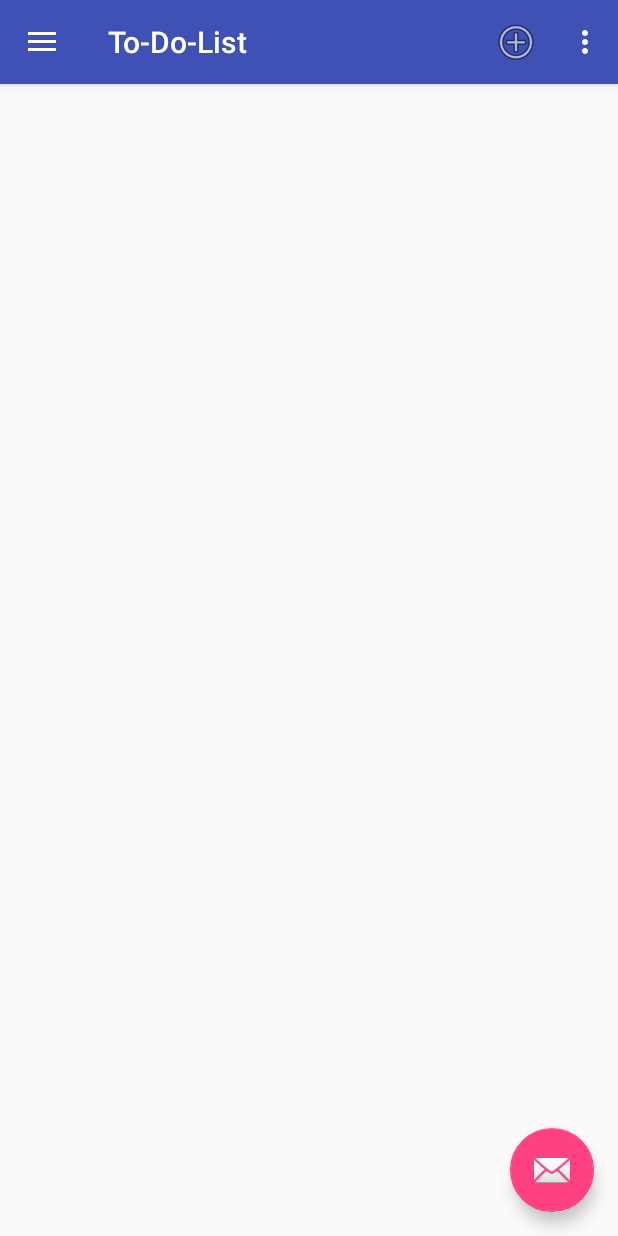
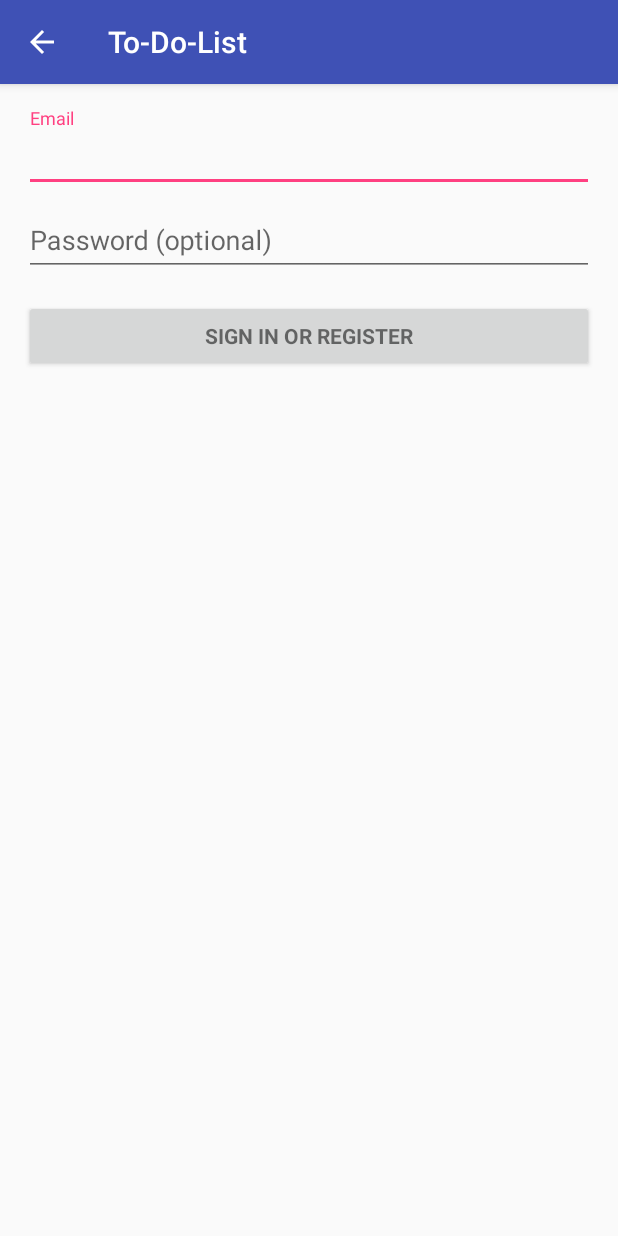
Before and after one commit to HakanAkkurt/To-Do-List, an Android app: the screen it shows after launch (MainActivity before the commit, LoginActivity after it), on a phone screen of 412 x 824 dp. Run offline under Robolectric (Android 15) with nearby library versions, the phone set to English and light mode, and no system bars; 2 statements that could not run were skipped.

Commit message:
Initial Commit

```diff
--- /dev/null
+++ b/app/src/main/java/hakan_akkurt_matthias_will/de/to_do_list/LoginActivity.java
@@ -0,0 +1,363 @@
+package hakan_akkurt_matthias_will.de.to_do_list;
+
+import android.animation.Animator;
+import android.animation.AnimatorListenerAdapter;
+import android.annotation.TargetApi;
+import android.content.Intent;
+import android.content.pm.PackageManager;
+import android.support.annotation.NonNull;
+import android.support.design.widget.Snackbar;
+import android.support.v7.app.AppCompatActivity;
+import android.app.LoaderManager.LoaderCallbacks;
+
+import android.content.CursorLoader;
+import android.content.Loader;
+import android.database.Cursor;
+import android.net.Uri;
+import android.os.AsyncTask;
+
+import android.os.Build;
+import android.os.Bundle;
+import android.provider.ContactsContract;
+import android.text.TextUtils;
+import android.view.KeyEvent;
+import android.view.View;
+import android.view.View.OnClickListener;
+import android.view.inputmethod.EditorInfo;
+import android.widget.ArrayAdapter;
+import android.widget.AutoCompleteTextView;
+import android.widget.Button;
+import android.widget.EditText;
+import android.widget.TextView;
+
+import java.util.ArrayList;
+import java.util.List;
+
+import static android.Manifest.permission.READ_CONTACTS;
+
+/**
+ * A login screen that offers login via email/password.
+ */
+public class LoginActivity extends AppCompatActivity implements LoaderCallbacks<Cursor> {
+
+    /**
+     * Id to identity READ_CONTACTS permission request.
+     */
+    private static final int REQUEST_READ_CONTACTS = 0;
+
+    /**
+     * A dummy authentication store containing known user names and passwords.
+     * TODO: remove after connecting to a real authentication system.
+     */
+    private static final String[] DUMMY_CREDENTIALS = new String[]{
+            "foo@example.com:hello", "bar@example.com:world"
+    };
+    /**
+     * Keep track of the login task to ensure we can cancel it if requested.
+     */
+    private UserLoginTask mAuthTask = null;
+
+    // UI references.
+    private AutoCompleteTextView mEmailView;
+    private EditText mPasswordView;
+    private View mProgressView;
+    private View mLoginFormView;
+
+    @Override
+    protected void onCreate(Bundle savedInstanceState) {
+        super.onCreate(savedInstanceState);
+        setContentView(R.layout.activity_login);
+        setupActionBar();
+        // Set up the login form.
+        mEmailView = (AutoCompleteTextView) findViewById(R.id.email);
+        populateAutoComplete();
+
+        mPasswordView = (EditText) findViewById(R.id.password);
+        mPasswordView.setOnEditorActionListener(new TextView.OnEditorActionListener() {
+            @Override
+            public boolean onEditorAction(TextView textView, int id, KeyEvent keyEvent) {
+                if (id == R.id.login || id == EditorInfo.IME_NULL) {
+                    attemptLogin();
+                    return true;
+                }
+                return false;
+            }
+        });
+
+        Button mEmailSignInButton = (Button) findViewById(R.id.email_sign_in_button);
+        mEmailSignInButton.setOnClickListener(new OnClickListener() {
+            @Override
+            public void onClick(View view) {
+                attemptLogin();
+            }
+        });
+
+        mLoginFormView = findViewById(R.id.login_form);
+        mProgressView = findViewById(R.id.login_progress);
+    }
+
+    private void populateAutoComplete() {
+        if (!mayRequestContacts()) {
+            return;
+        }
+
+        getLoaderManager().initLoader(0, null, this);
+    }
+
+    private boolean mayRequestContacts() {
+        if (Build.VERSION.SDK_INT < Build.VERSION_CODES.M) {
+            return true;
+        }
+        if (checkSelfPermission(READ_CONTACTS) == PackageManager.PERMISSION_GRANTED) {
+            return true;
+        }
+        if (shouldShowRequestPermissionRationale(READ_CONTACTS)) {
+            Snackbar.make(mEmailView, R.string.permission_rationale, Snackbar.LENGTH_INDEFINITE)
+                    .setAction(android.R.string.ok, new View.OnClickListener() {
+                        @Override
+                        @TargetApi(Build.VERSION_CODES.M)
+                        public void onClick(View v) {
+                            requestPermissions(new String[]{READ_CONTACTS}, REQUEST_READ_CONTACTS);
+                        }
+                    });
+        } else {
+            requestPermissions(new String[]{READ_CONTACTS}, REQUEST_READ_CONTACTS);
+        }
+        return false;
+    }
+
+    /**
+     * Callback received when a permissions request has been completed.
+     */
+    @Override
+    public void onRequestPermissionsResult(int requestCode, @NonNull String[] permissions,
+                                           @NonNull int[] grantResults) {
+        if (requestCode == REQUEST_READ_CONTACTS) {
+            if (grantResults.length == 1 && grantResults[0] == PackageManager.PERMISSION_GRANTED) {
+                populateAutoComplete();
+            }
+        }
+    }
+
+    /**
+     * Set up the {@link android.app.ActionBar}, if the API is available.
+     */
+    @TargetApi(Build.VERSION_CODES.HONEYCOMB)
+    private void setupActionBar() {
+        if (Build.VERSION.SDK_INT >= Build.VERSION_CODES.HONEYCOMB) {
+            // Show the Up button in the action bar.
+            getSupportActionBar().setDisplayHomeAsUpEnabled(true);
+        }
+    }
+
+    /**
+     * Attempts to sign in or register the account specified by the login form.
+     * If there are form errors (invalid email, missing fields, etc.), the
+     * errors are presented and no actual login attempt is made.
+     */
+    private void attemptLogin() {
+        if (mAuthTask != null) {
+            return;
+        }
+
+        // Reset errors.
+        mEmailView.setError(null);
+        mPasswordView.setError(null);
+
+        // Store values at the time of the login attempt.
+        String email = mEmailView.getText().toString();
+        String password = mPasswordView.getText().toString();
+
+        boolean cancel = false;
+        View focusView = null;
+
+        // Check for a valid password, if the user entered one.
+        if (!TextUtils.isEmpty(password) && !isPasswordValid(password)) {
+            mPasswordView.setError(getString(R.string.error_invalid_password));
+            focusView = mPasswordView;
+            cancel = true;
+        }
+
+        // Check for a valid email address.
+        if (TextUtils.isEmpty(email)) {
+            mEmailView.setError(getString(R.string.error_field_required));
+            focusView = mEmailView;
+            cancel = true;
+        } else if (!isEmailValid(email)) {
+            mEmailView.setError(getString(R.string.error_invalid_email));
+            focusView = mEmailView;
+            cancel = true;
+        }
+
+        if (cancel) {
+            // There was an error; don't attempt login and focus the first
+            // form field with an error.
+            focusView.requestFocus();
+        } else {
+            // Show a progress spinner, and kick off a background task to
+            // perform the user login attempt.
+            showProgress(true);
+            mAuthTask = new UserLoginTask(email, password);
+            mAuthTask.execute((Void) null);
+        }
+    }
+
+    private boolean isEmailValid(String email) {
+        //TODO: Replace this with your own logic
+        return email.contains("@");
+    }
+
+    private boolean isPasswordValid(String password) {
+        //TODO: Replace this with your own logic
+        return password.length() > 4;
+    }
+
+    /**
+     * Shows the progress UI and hides the login form.
+     */
+    @TargetApi(Build.VERSION_CODES.HONEYCOMB_MR2)
+    private void showProgress(final boolean show) {
+        // On Honeycomb MR2 we have the ViewPropertyAnimator APIs, which allow
+        // for very easy animations. If available, use these APIs to fade-in
+        // the progress spinner.
+        if (Build.VERSION.SDK_INT >= Build.VERSION_CODES.HONEYCOMB_MR2) {
+            int shortAnimTime = getResources().getInteger(android.R.integer.config_shortAnimTime);
+
+            mLoginFormView.setVisibility(show ? View.GONE : View.VISIBLE);
+            mLoginFormView.animate().setDuration(shortAnimTime).alpha(
+                    show ? 0 : 1).setListener(new AnimatorListenerAdapter() {
+                @Override
+                public void onAnimationEnd(Animator animation) {
+                    mLoginFormView.setVisibility(show ? View.GONE : View.VISIBLE);
+                }
+            });
+
+            mProgressView.setVisibility(show ? View.VISIBLE : View.GONE);
+            mProgressView.animate().setDuration(shortAnimTime).alpha(
+                    show ? 1 : 0).setListener(new AnimatorListenerAdapter() {
+                @Override
+                public void onAnimationEnd(Animator animation) {
+                    mProgressView.setVisibility(show ? View.VISIBLE : View.GONE);
+                }
+            });
+        } else {
+            // The ViewPropertyAnimator APIs are not available, so simply show
+            // and hide the relevant UI components.
+            mProgressView.setVisibility(show ? View.VISIBLE : View.GONE);
+            mLoginFormView.setVisibility(show ? View.GONE : View.VISIBLE);
+        }
+    }
+
+    @Override
+    public Loader<Cursor> onCreateLoader(int i, Bundle bundle) {
+        return new CursorLoader(this,
+                // Retrieve data rows for the device user's 'profile' contact.
+                Uri.withAppendedPath(ContactsContract.Profile.CONTENT_URI,
+                        ContactsContract.Contacts.Data.CONTENT_DIRECTORY), ProfileQuery.PROJECTION,
+
+                // Select only email addresses.
+                ContactsContract.Contacts.Data.MIMETYPE +
+                        " = ?", new String[]{ContactsContract.CommonDataKinds.Email
+                .CONTENT_ITEM_TYPE},
+
+                // Show primary email addresses first. Note that there won't be
+                // a primary email address if the user hasn't specified one.
+                ContactsContract.Contacts.Data.IS_PRIMARY + " DESC");
+    }
+
+    @Override
+    public void onLoadFinished(Loader<Cursor> cursorLoader, Cursor cursor) {
+        List<String> emails = new ArrayList<>();
+        cursor.moveToFirst();
+        while (!cursor.isAfterLast()) {
+            emails.add(cursor.getString(ProfileQuery.ADDRESS));
+            cursor.moveToNext();
+        }
+
+        addEmailsToAutoComplete(emails);
+    }
+
+    @Override
+    public void onLoaderReset(Loader<Cursor> cursorLoader) {
+
+    }
+
+    private void addEmailsToAutoComplete(List<String> emailAddressCollection) {
+        //Create adapter to tell the AutoCompleteTextView what to show in its dropdown list.
+        ArrayAdapter<String> adapter =
+                new ArrayAdapter<>(LoginActivity.this,
+                        android.R.layout.simple_dropdown_item_1line, emailAddressCollection);
+
+        mEmailView.setAdapter(adapter);
+    }
+
+
+    private interface ProfileQuery {
+        String[] PROJECTION = {
+                ContactsContract.CommonDataKinds.Email.ADDRESS,
+                ContactsContract.CommonDataKinds.Email.IS_PRIMARY,
+        };
+
+        int ADDRESS = 0;
+        int IS_PRIMARY = 1;
+    }
+
+    /**
+     * Represents an asynchronous login/registration task used to authenticate
+     * the user.
+     */
+    public class UserLoginTask extends AsyncTask<Void, Void, Boolean> {
+
+        private final String mEmail;
+        private final String mPassword;
+
+        UserLoginTask(String email, String password) {
+            mEmail = email;
+            mPassword = password;
+        }
+
+        @Override
+        protected Boolean doInBackground(Void... params) {
+            // TODO: attempt authentication against a network service.
+
+            try {
+                // Simulate network access.
+                Thread.sleep(2000);
+            } catch (InterruptedException e) {
+                return false;
+            }
+
+            for (String credential : DUMMY_CREDENTIALS) {
+                String[] pieces = credential.split(":");
+                if (pieces[0].equals(mEmail)) {
+                    // Account exists, return true if the password matches.
+                    return pieces[1].equals(mPassword);
+                }
+            }
+
+            // TODO: register the new account here.
+            return true;
+        }
+
+        @Override
+        protected void onPostExecute(final Boolean success) {
+            mAuthTask = null;
+            showProgress(false);
+
+            if (success) {
+                Intent myIntent = new Intent(LoginActivity.this, MainActivity.class);
+                LoginActivity.this.startActivity(myIntent);
+                finish();
+            } else {
+                mPasswordView.setError(getString(R.string.error_incorrect_password));
+                mPasswordView.requestFocus();
+            }
+        }
+
+        @Override
+        protected void onCancelled() {
+            mAuthTask = null;
+            showProgress(false);
+        }
+    }
+}
--- /dev/null
+++ b/app/src/main/res/layout/activity_login.xml
@@ -0,0 +1,77 @@
+<LinearLayout xmlns:android="http://schemas.android.com/apk/res/android"
+    xmlns:tools="http://schemas.android.com/tools"
+    android:layout_width="match_parent"
+    android:layout_height="match_parent"
+    android:gravity="center_horizontal"
+    android:orientation="vertical"
+    android:paddingBottom="@dimen/activity_vertical_margin"
+    android:paddingLeft="@dimen/activity_horizontal_margin"
+    android:paddingRight="@dimen/activity_horizontal_margin"
+    android:paddingTop="@dimen/activity_vertical_margin"
+    tools:context="hakan_akkurt_matthias_will.de.to_do_list.LoginActivity">
+
+    <!-- Login progress -->
+    <ProgressBar
+        android:id="@+id/login_progress"
+        style="?android:attr/progressBarStyleLarge"
+        android:layout_width="wrap_content"
+        android:layout_height="wrap_content"
+        android:layout_marginBottom="8dp"
+        android:visibility="gone" />
+
+    <ScrollView
+        android:id="@+id/login_form"
+        android:layout_width="match_parent"
+        android:layout_height="match_parent">
+
+        <LinearLayout
+            android:id="@+id/email_login_form"
+            android:layout_width="match_parent"
+            android:layout_height="wrap_content"
+            android:orientation="vertical">
+
+            <android.support.design.widget.TextInputLayout
+                android:layout_width="match_parent"
+                android:layout_height="wrap_content">
+
+                <AutoCompleteTextView
+                    android:id="@+id/email"
+                    android:layout_width="match_parent"
+                    android:layout_height="wrap_content"
+                    android:hint="@string/prompt_email"
+                    android:inputType="textEmailAddress"
+                    android:maxLines="1"
+                    android:singleLine="true" />
+
+            </android.support.design.widget.TextInputLayout>
+
+            <android.support.design.widget.TextInputLayout
+                android:layout_width="match_parent"
+                android:layout_height="wrap_content">
+
+                <EditText
+                    android:id="@+id/password"
+                    android:layout_width="match_parent"
+                    android:layout_height="wrap_content"
+                    android:hint="@string/prompt_password"
+                    android:imeActionId="@+id/login"
+                    android:imeActionLabel="@string/action_sign_in_short"
+                    android:imeOptions="actionUnspecified"
+                    android:inputType="textPassword"
+                    android:maxLines="1"
+                    android:singleLine="true" />
+
+            </android.support.design.widget.TextInputLayout>
+
+            <Button
+                android:id="@+id/email_sign_in_button"
+                style="?android:textAppearanceSmall"
+                android:layout_width="match_parent"
+                android:layout_height="wrap_content"
+                android:layout_marginTop="16dp"
+                android:text="@string/action_sign_in"
+                android:textStyle="bold" />
+
+        </LinearLayout>
+    </ScrollView>
+</LinearLayout>
--- a/app/src/main/res/values/strings.xml
+++ b/app/src/main/res/values/strings.xml
@@ -6,4 +6,18 @@
 
     <string name="action_settings">Settings</string>
     <string name="hello_world">Hello World!!!!</string>
+    <string name="title_activity_login">Sign in</string>
+
+    <!-- Strings related to login -->
+    <string name="prompt_email">Email</string>
+    <string name="prompt_password">Password (optional)</string>
+    <string name="action_sign_in">Sign in or register</string>
+    <string name="action_sign_in_short">Sign in</string>
+    <string name="error_invalid_email">This email address is invalid</string>
+    <string name="error_invalid_password">This password is too short</string>
+    <string name="error_incorrect_password">This password is incorrect</string>
+    <string name="error_field_required">This field is required</string>
+    <string name="permission_rationale">"Contacts permissions are needed for providing email
+        completions."
+    </string>
 </resources>
```
Also changed, not shown: app/src/main/AndroidManifest.xml (+21 -7 lines).
